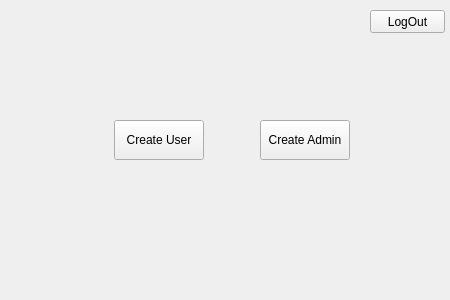
Before: the Qt Designer form GUI/Admin_Pages/Superadmin.ui in Gulkanyan/MarketPlace, drawn with Qt 5.
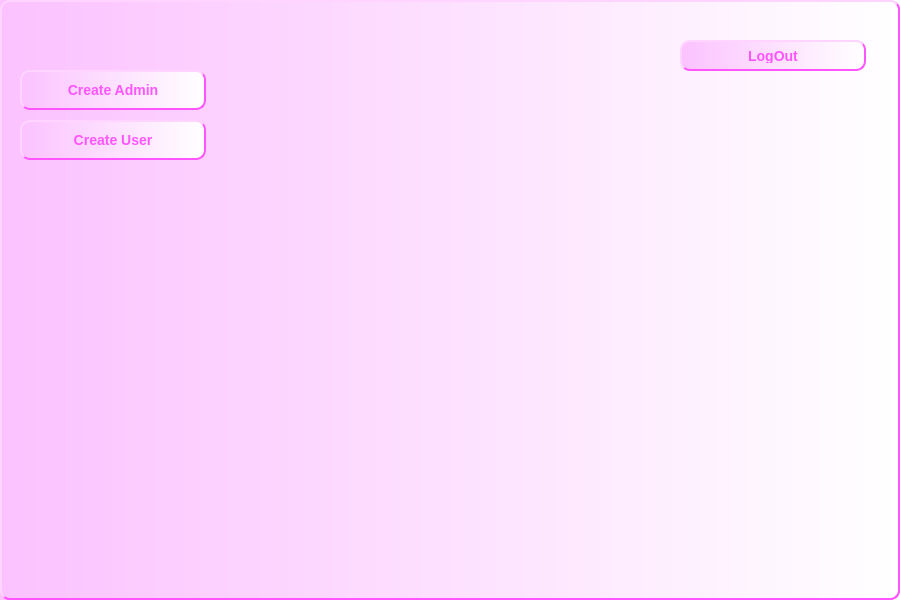
After: the same form once the commit is applied.

What changed in the file:
```diff
--- a/GUI/Admin_Pages/Superadmin.ui
+++ b/GUI/Admin_Pages/Superadmin.ui
@@ -6,20 +6,32 @@
    <rect>
     <x>0</x>
     <y>0</y>
-    <width>450</width>
-    <height>300</height>
+    <width>900</width>
+    <height>600</height>
    </rect>
   </property>
   <property name="windowTitle">
    <string>MainWindow</string>
   </property>
+  <property name="styleSheet">
+   <string notr="true">background-color:qlineargradient(spread:pad, x1:0, y1:0, x2:1, y2:0, stop:0 rgb(251, 194, 255), stop:1 rgba(255, 255, 255, 255));
+color: rgb(255, 85, 255);
+border-style: outset;
+border-width: 2px;
+border-radius: 10px;
+border-color: rgb(255, 85, 255);
+font: bold 14px;
+min-width: 10em;
+padding: 6px;
+</string>
+  </property>
   <widget class="QWidget" name="centralwidget">
    <widget class="QPushButton" name="Create_User_pushButton">
     <property name="geometry">
      <rect>
-      <x>114</x>
+      <x>20</x>
       <y>120</y>
-      <width>90</width>
+      <width>186</width>
       <height>40</height>
      </rect>
     </property>
@@ -30,9 +42,9 @@
    <widget class="QPushButton" name="Create_Admin_pushButton">
     <property name="geometry">
      <rect>
-      <x>260</x>
-      <y>120</y>
-      <width>90</width>
+      <x>20</x>
+      <y>70</y>
+      <width>186</width>
       <height>40</height>
      </rect>
     </property>
@@ -43,10 +55,10 @@
    <widget class="QPushButton" name="LogOut_pushButton">
     <property name="geometry">
      <rect>
-      <x>370</x>
-      <y>10</y>
-      <width>75</width>
-      <height>23</height>
+      <x>680</x>
+      <y>40</y>
+      <width>186</width>
+      <height>31</height>
      </rect>
     </property>
     <property name="text">
```
